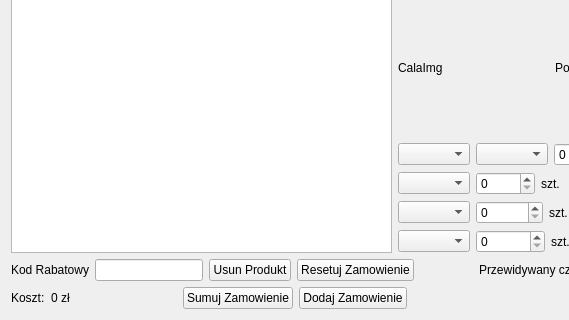
Qt form zamowienie.ui (damdorsz/ProjektPK) before a commit; both pictures show x 0 to 569 and y 211 to 531 of the 717 by 531 pixel window.
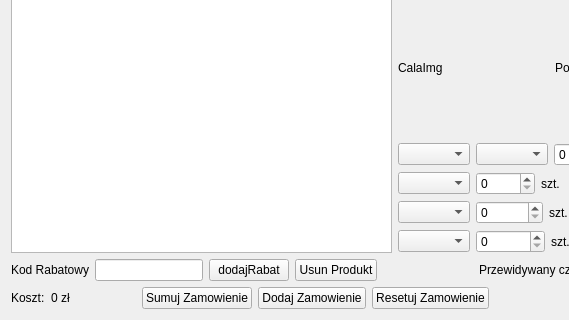
The same form after that commit.

The edit to the form file:
```diff
--- a/zamowienie.ui
+++ b/zamowienie.ui
@@ -185,6 +185,13 @@
        <item>
         <widget class="QLineEdit" name="lineEdit_kodRabatowy"/>
        </item>
+       <item>
+        <widget class="QPushButton" name="pushButton_dodajRabat">
+         <property name="text">
+          <string>dodajRabat</string>
+         </property>
+        </widget>
+       </item>
        <item>
         <widget class="QPushButton" name="pushButton_usunProdukt">
          <property name="text">
@@ -192,13 +199,6 @@
          </property>
         </widget>
        </item>
-       <item>
-        <widget class="QPushButton" name="pushButton_resetujZamowienie">
-         <property name="text">
-          <string>Resetuj Zamowienie</string>
-         </property>
-        </widget>
-       </item>
        <item>
         <spacer name="horizontalSpacer">
          <property name="orientation">
@@ -271,6 +271,13 @@
          </property>
         </widget>
        </item>
+       <item>
+        <widget class="QPushButton" name="pushButton_resetujZamowienie">
+         <property name="text">
+          <string>Resetuj Zamowienie</string>
+         </property>
+        </widget>
+       </item>
        <item>
         <spacer name="horizontalSpacer_4">
          <property name="orientation">
```
